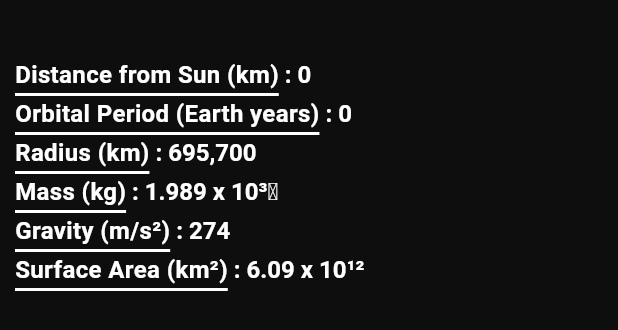
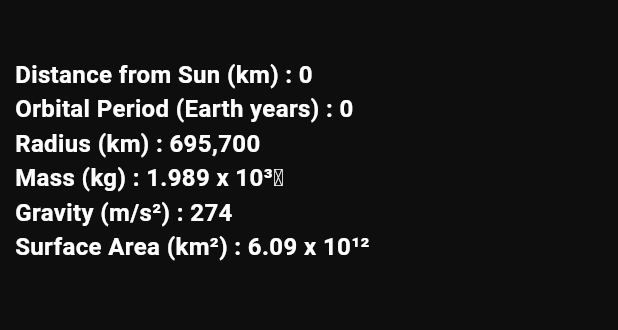
Before and after one commit to tmoawad26-maker/spaceapp, a Flutter app: the PlanetInfoWidget widget shown alone on an empty page, opened directly with sample values from the repository, on a phone screen of 412 x 824 dp. Shown: the top 330 px of the screen. Run offline on Flutter 3.47's test engine with Material 3 defaults, Android fonts, the phone set to English and light mode, and no system bars; missing offline and left inert: flutter_3d_controller.

Commit message:
delete underline for each planet info text

```diff
--- a/lib/features/planet_details/widgets/planet_info_widget.dart
+++ b/lib/features/planet_details/widgets/planet_info_widget.dart
@@ -15,7 +15,7 @@ class PlanetInfoWidget extends StatelessWidget {
   @override
   Widget build(BuildContext context) {
     return Padding(
-      padding: const EdgeInsets.only(left: 10.0, bottom: 10),
+      padding: const EdgeInsets.only(left: 10.0,bottom: 10),
       child: SingleChildScrollView(
         child: Column(
           crossAxisAlignment: .start,
@@ -29,29 +29,43 @@ class PlanetInfoWidget extends StatelessWidget {
               ),
             ),
             SizedBox(height: 15),
-            TextAlignWidget(
-              planetInfoDesc: planetInfoModel.distanceSun,
-              planetInfoTitle: AppStrings.distanceFromSun,
+          Text('${AppStrings.distanceFromSun} : ${planetInfoModel.distanceSun}',
+            style: TextStyle(
+              color: AppColors.white,
+              fontSize: 16,
+              fontWeight: .w700,
             ),
-            TextAlignWidget(
-              planetInfoTitle: AppStrings.orbitalPeriod,
-              planetInfoDesc: planetInfoModel.orbitalPeriod,
+          ),
+            Text(
+              '${AppStrings.orbitalPeriod} : ${planetInfoModel.orbitalPeriod}',
+              style: TextStyle(color: AppColors.white , fontSize: 16,
+                fontWeight: .w700),
             ),
-            TextAlignWidget(
-              planetInfoTitle: AppStrings.radius,
-              planetInfoDesc: planetInfoModel.radius,
+            Text(
+              '${AppStrings.radius} : ${planetInfoModel.radius}',
+              style: TextStyle(color: AppColors.white,
+              fontSize: 16,
+                fontWeight: .w700
+              ),
             ),
-            TextAlignWidget(
-              planetInfoTitle: AppStrings.mass,
-              planetInfoDesc: planetInfoModel.mass,
+            Text(
+              '${AppStrings.mass} : ${planetInfoModel.mass}',
+              style: TextStyle(color: AppColors.white,
+                fontSize: 16,
+                fontWeight: .w700
+              ),
             ),
-            TextAlignWidget(
-              planetInfoTitle: AppStrings.gravity,
-              planetInfoDesc: planetInfoModel.gravity,
+            Text(
+              '${AppStrings.gravity} : ${planetInfoModel.gravity}',
+              style: TextStyle(color: AppColors.white,
+              fontSize: 16,
+                fontWeight: .w700
+              ),
             ),
-            TextAlignWidget(
-              planetInfoTitle: AppStrings.surfaceArea,
-              planetInfoDesc: planetInfoModel.surfaceAreay,
+            Text(
+              '${AppStrings.surfaceArea} : ${planetInfoModel.surfaceAreay}',
+              style: TextStyle(color: AppColors.white,fontSize: 16,
+                fontWeight: .w700),
             ),
           ],
         ),
```
